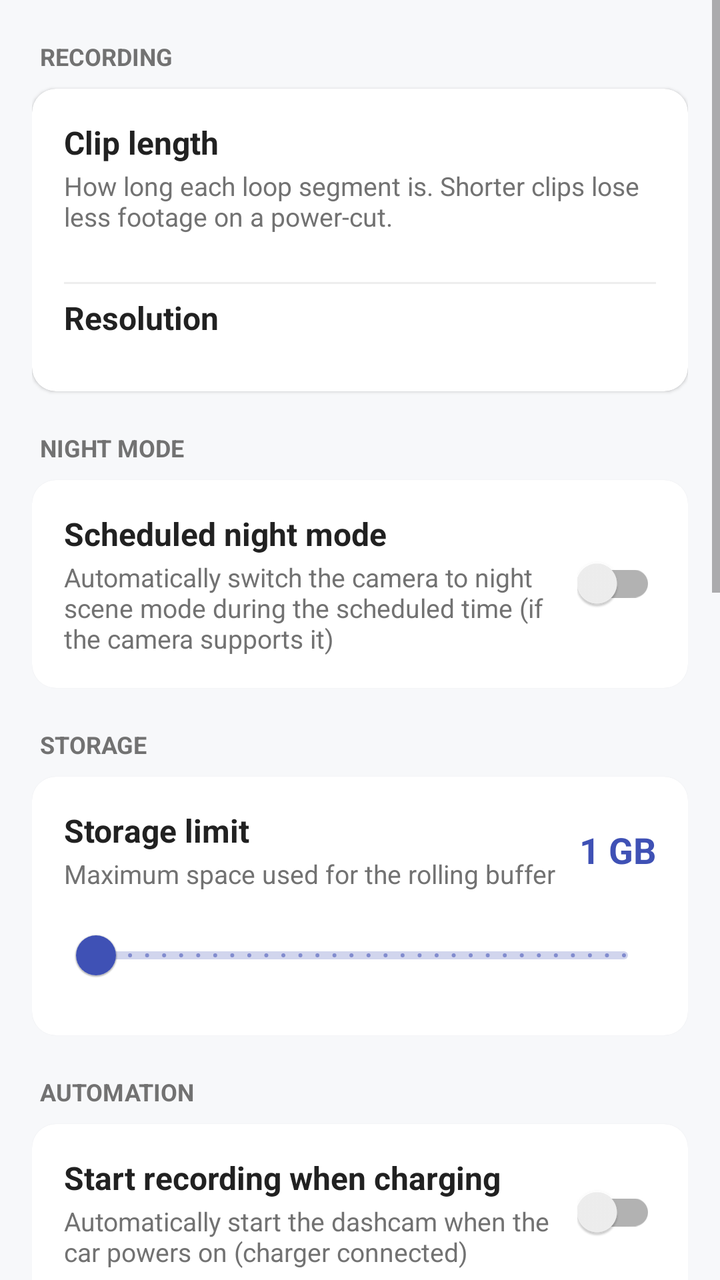
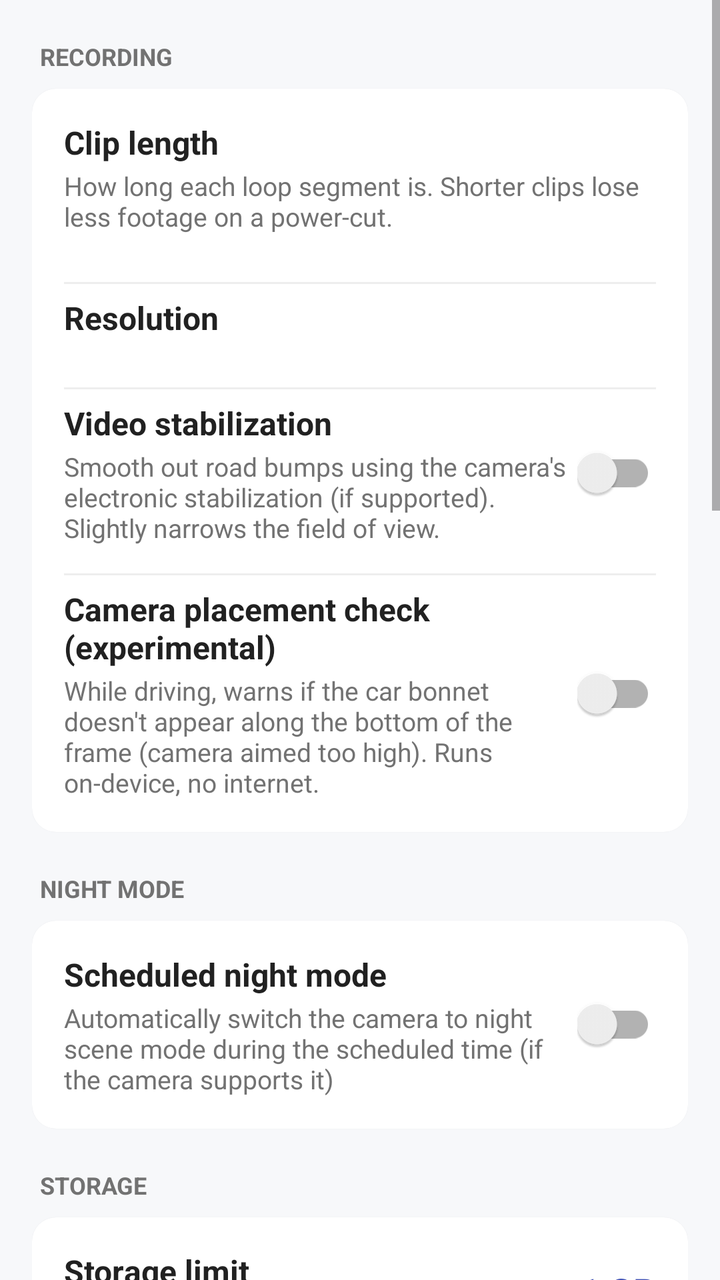

Compare the two renders of this Android layout. The source of the first and the diff that turns it into the second are given below.
<!-- AndroidManifest.xml: application theme AppTheme -->
<!-- res/layout/activity_settings.xml -->
<?xml version="1.0" encoding="utf-8"?>
<ScrollView xmlns:android="http://schemas.android.com/apk/res/android"
    xmlns:app="http://schemas.android.com/apk/res-auto"
    android:layout_width="match_parent"
    android:layout_height="match_parent"
    android:background="@color/colorWindowBg"
    android:fillViewport="true">

    <LinearLayout
        android:layout_width="match_parent"
        android:layout_height="wrap_content"
        android:orientation="vertical"
        android:paddingLeft="16dp"
        android:paddingRight="16dp"
        android:paddingBottom="24dp">

        
        <TextView
            style="@style/SettingsSectionHeader"
            android:text="Recording" />

        <androidx.cardview.widget.CardView style="@style/SettingsCard">

            <LinearLayout
                android:layout_width="match_parent"
                android:layout_height="wrap_content"
                android:orientation="vertical"
                android:padding="16dp">

                <TextView
                    style="@style/SettingsItemTitle"
                    android:text="Clip length" />

                <TextView
                    style="@style/SettingsItemSubtitle"
                    android:text="How long each loop segment is. Shorter clips lose less footage on a power-cut." />

                <LinearLayout
                    android:id="@+id/group_clip"
                    android:layout_width="match_parent"
                    android:layout_height="wrap_content"
                    android:layout_marginTop="10dp"
                    android:orientation="horizontal" />

                <View style="@style/SettingsDivider" />

                <TextView
                    style="@style/SettingsItemTitle"
                    android:text="Resolution" />

                <LinearLayout
                    android:id="@+id/group_res"
                    android:layout_width="match_parent"
                    android:layout_height="wrap_content"
                    android:layout_marginTop="10dp"
                    android:orientation="horizontal" />
            </LinearLayout>
        </androidx.cardview.widget.CardView>

        
        <TextView
            style="@style/SettingsSectionHeader"
            android:text="Night mode" />

        <androidx.cardview.widget.CardView style="@style/SettingsCard">

            <LinearLayout
                android:layout_width="match_parent"
                android:layout_height="wrap_content"
                android:orientation="vertical"
                android:padding="16dp">

                <LinearLayout
                    android:layout_width="match_parent"
                    android:layout_height="wrap_content"
                    android:orientation="horizontal">

                    <LinearLayout
                        android:layout_width="0dp"
                        android:layout_height="wrap_content"
                        android:layout_weight="1"
                        android:orientation="vertical">

                        <TextView
                            style="@style/SettingsItemTitle"
                            android:text="Scheduled night mode" />

                        <TextView
                            style="@style/SettingsItemSubtitle"
                            android:text="Automatically switch the camera to night scene mode during the scheduled time (if the camera supports it)" />
                    </LinearLayout>

                    <com.google.android.material.switchmaterial.SwitchMaterial
                        android:id="@+id/switch_night"
                        android:layout_width="wrap_content"
                        android:layout_height="wrap_content"
                        android:layout_gravity="center_vertical" />
                </LinearLayout>

                
                <LinearLayout
                    android:id="@+id/night_schedule_panel"
                    android:layout_width="match_parent"
                    android:layout_height="wrap_content"
                    android:orientation="vertical"
                    android:visibility="gone">

                    <View style="@style/SettingsDivider" />

                    <LinearLayout
                        android:layout_width="match_parent"
                        android:layout_height="wrap_content"
                        android:layout_marginTop="4dp"
                        android:gravity="center_vertical"
                        android:orientation="horizontal">

                        <TextView
                            android:id="@+id/night_start_chip"
                            android:layout_width="0dp"
                            android:layout_height="wrap_content"
                            android:layout_weight="1"
                            android:clickable="true"
                            android:focusable="true"
                            android:gravity="center"
                            android:paddingTop="10dp"
                            android:paddingBottom="10dp"
                            android:text="6:00 PM"
                            android:textSize="16sp" />

                        <TextView
                            android:layout_width="wrap_content"
                            android:layout_height="wrap_content"
                            android:layout_marginStart="8dp"
                            android:layout_marginEnd="8dp"
                            android:text="\u2192"
                            android:textColor="@color/colorTextSecondary"
                            android:textSize="20sp" />

                        <TextView
                            android:id="@+id/night_end_chip"
                            android:layout_width="0dp"
                            android:layout_height="wrap_content"
                            android:layout_weight="1"
                            android:clickable="true"
                            android:focusable="true"
                            android:gravity="center"
                            android:paddingTop="10dp"
                            android:paddingBottom="10dp"
                            android:text="6:00 AM"
                            android:textSize="16sp" />
                    </LinearLayout>

                    <TimePicker
                        android:id="@+id/night_time_picker"
                        android:layout_width="wrap_content"
                        android:layout_height="wrap_content"
                        android:layout_gravity="center_horizontal"
                        android:layout_marginTop="8dp"
                        android:timePickerMode="spinner"
                        android:visibility="gone" />
                </LinearLayout>
            </LinearLayout>
        </androidx.cardview.widget.CardView>

        
        <TextView
            style="@style/SettingsSectionHeader"
            android:text="Storage" />

        <androidx.cardview.widget.CardView style="@style/SettingsCard">

            <LinearLayout
                android:layout_width="match_parent"
                android:layout_height="wrap_content"
                android:orientation="vertical"
                android:padding="16dp">

                <LinearLayout
                    android:layout_width="match_parent"
                    android:layout_height="wrap_content"
                    android:orientation="horizontal">

                    <LinearLayout
                        android:layout_width="0dp"
                        android:layout_height="wrap_content"
                        android:layout_weight="1"
                        android:orientation="vertical">

                        <TextView
                            style="@style/SettingsItemTitle"
                            android:text="Storage limit" />

                        <TextView
                            android:id="@+id/storage_free"
                            style="@style/SettingsItemSubtitle"
                            android:text="Maximum space used for the rolling buffer" />
                    </LinearLayout>

                    <TextView
                        android:id="@+id/storage_value"
                        android:layout_width="wrap_content"
                        android:layout_height="wrap_content"
                        android:layout_gravity="center_vertical"
                        android:text="1 GB"
                        android:textColor="@color/colorPrimary"
                        android:textSize="18sp"
                        android:textStyle="bold" />
                </LinearLayout>

                <com.google.android.material.slider.Slider
                    android:id="@+id/storage_slider"
                    android:layout_width="match_parent"
                    android:layout_height="wrap_content"
                    android:layout_marginTop="8dp"
                    android:stepSize="1"
                    android:valueFrom="1"
                    android:valueTo="32" />
            </LinearLayout>
        </androidx.cardview.widget.CardView>

        
        <TextView
            style="@style/SettingsSectionHeader"
            android:text="Automation" />

        <androidx.cardview.widget.CardView style="@style/SettingsCard">

            <LinearLayout
                android:layout_width="match_parent"
                android:layout_height="wrap_content"
                android:orientation="vertical"
                android:padding="16dp">

                <LinearLayout
                    android:layout_width="match_parent"
                    android:layout_height="wrap_content"
                    android:orientation="horizontal">

                    <LinearLayout
                        android:layout_width="0dp"
                        android:layout_height="wrap_content"
                        android:layout_weight="1"
                        android:orientation="vertical">

                        <TextView
                            style="@style/SettingsItemTitle"
                            android:text="Start recording when charging" />

                        <TextView
                            style="@style/SettingsItemSubtitle"
                            android:text="Automatically start the dashcam when the car powers on (charger connected)" />
                    </LinearLayout>

                    <com.google.android.material.switchmaterial.SwitchMaterial
                        android:id="@+id/switch_autostart"
                        android:layout_width="wrap_content"
                        android:layout_height="wrap_content"
                        android:layout_gravity="center_vertical" />
                </LinearLayout>

                <View style="@style/SettingsDivider" />

                <LinearLayout
                    android:layout_width="match_parent"
                    android:layout_height="wrap_content"
                    android:orientation="horizontal">

                    <LinearLayout
                        android:layout_width="0dp"
                        android:layout_height="wrap_content"
                        android:layout_weight="1"
                        android:orientation="vertical">

                        <TextView
                            style="@style/SettingsItemTitle"
                            android:text="Stop recording when unplugged" />

                        <TextView
                            style="@style/SettingsItemSubtitle"
                            android:text="Automatically stop the dashcam when the car powers off (charger disconnected)" />
                    </LinearLayout>

                    <com.google.android.material.switchmaterial.SwitchMaterial
                        android:id="@+id/switch_autostop"
                        android:layout_width="wrap_content"
                        android:layout_height="wrap_content"
                        android:layout_gravity="center_vertical" />
                </LinearLayout>
            </LinearLayout>
        </androidx.cardview.widget.CardView>

        
        <TextView
            style="@style/SettingsSectionHeader"
            android:text="Safety" />

        <androidx.cardview.widget.CardView style="@style/SettingsCard">

            <LinearLayout
                android:layout_width="match_parent"
                android:layout_height="wrap_content"
                android:orientation="vertical"
                android:padding="16dp">

                <LinearLayout
                    android:layout_width="match_parent"
                    android:layout_height="wrap_content"
                    android:orientation="horizontal">

                    <LinearLayout
                        android:layout_width="0dp"
                        android:layout_height="wrap_content"
                        android:layout_weight="1"
                        android:orientation="vertical">

                        <TextView
                            style="@style/SettingsItemTitle"
                            android:text="Overheating alert" />

                        <TextView
                            style="@style/SettingsItemSubtitle"
                            android:text="Warn me when the battery gets too hot" />
                    </LinearLayout>

                    <com.google.android.material.switchmaterial.SwitchMaterial
                        android:id="@+id/switch_overheat"
                        android:layout_width="wrap_content"
                        android:layout_height="wrap_content"
                        android:layout_gravity="center_vertical" />
                </LinearLayout>

                <LinearLayout
                    android:id="@+id/group_overheat"
                    android:layout_width="match_parent"
                    android:layout_height="wrap_content"
                    android:layout_marginTop="10dp"
                    android:orientation="horizontal" />

                <View style="@style/SettingsDivider" />

                <LinearLayout
                    android:layout_width="match_parent"
                    android:layout_height="wrap_content"
                    android:orientation="horizontal">

                    <LinearLayout
                        android:layout_width="0dp"
                        android:layout_height="wrap_content"
                        android:layout_weight="1"
                        android:orientation="vertical">

                        <TextView
                            style="@style/SettingsItemTitle"
                            android:text="Auto shutdown on low battery" />

                        <TextView
                            style="@style/SettingsItemSubtitle"
                            android:text="Safely stop and quit when the battery is low and not charging" />
                    </LinearLayout>

                    <com.google.android.material.switchmaterial.SwitchMaterial
                        android:id="@+id/switch_lowbatt"
                        android:layout_width="wrap_content"
                        android:layout_height="wrap_content"
                        android:layout_gravity="center_vertical" />
                </LinearLayout>

                <LinearLayout
                    android:id="@+id/group_lowbatt"
                    android:layout_width="match_parent"
                    android:layout_height="wrap_content"
                    android:layout_marginTop="10dp"
                    android:orientation="horizontal" />
            </LinearLayout>
        </androidx.cardview.widget.CardView>

        
        <TextView
            style="@style/SettingsSectionHeader"
            android:text="General" />

        <androidx.cardview.widget.CardView style="@style/SettingsCard">

            <LinearLayout
                android:layout_width="match_parent"
                android:layout_height="wrap_content"
                android:orientation="vertical"
                android:padding="16dp">

                <LinearLayout
                    android:layout_width="match_parent"
                    android:layout_height="wrap_content"
                    android:orientation="horizontal">

                    <LinearLayout
                        android:layout_width="0dp"
                        android:layout_height="wrap_content"
                        android:layout_weight="1"
                        android:orientation="vertical">

                        <TextView
                            style="@style/SettingsItemTitle"
                            android:text="Silent" />

                        <TextView
                            style="@style/SettingsItemSubtitle"
                            android:text="Mute system sound while recording" />
                    </LinearLayout>

                    <com.google.android.material.switchmaterial.SwitchMaterial
                        android:id="@+id/switch_silent"
                        android:layout_width="wrap_content"
                        android:layout_height="wrap_content"
                        android:layout_gravity="center_vertical" />
                </LinearLayout>

                <View style="@style/SettingsDivider" />

                <LinearLayout
                    android:layout_width="match_parent"
                    android:layout_height="wrap_content"
                    android:orientation="horizontal">

                    <LinearLayout
                        android:layout_width="0dp"
                        android:layout_height="wrap_content"
                        android:layout_weight="1"
                        android:orientation="vertical">

                        <TextView
                            style="@style/SettingsItemTitle"
                            android:text="Start Maps in background" />

                        <TextView
                            style="@style/SettingsItemSubtitle"
                            android:text="Launch Google Maps navigation when the app starts" />
                    </LinearLayout>

                    <com.google.android.material.switchmaterial.SwitchMaterial
                        android:id="@+id/switch_maps"
                        android:layout_width="wrap_content"
                        android:layout_height="wrap_content"
                        android:layout_gravity="center_vertical" />
                </LinearLayout>

                <View style="@style/SettingsDivider" />

                <LinearLayout
                    android:layout_width="match_parent"
                    android:layout_height="wrap_content"
                    android:orientation="vertical">

                    <TextView
                        style="@style/SettingsItemTitle"
                        android:text="Add “Start Recording” to home screen" />

                    <TextView
                        style="@style/SettingsItemSubtitle"
                        android:text="Places a shortcut on your launcher that starts recording instantly. Remove it from the home screen when no longer needed." />
                </LinearLayout>

                <TextView
                    android:id="@+id/btn_add_shortcut"
                    android:layout_width="match_parent"
                    android:layout_height="48dp"
                    android:layout_marginTop="10dp"
                    android:background="@drawable/bg_storage_card"
                    android:clickable="true"
                    android:focusable="true"
                    android:gravity="center"
                    android:text="Add to home screen"
                    android:textColor="@color/colorAction"
                    android:textSize="15sp"
                    android:textStyle="bold" />

                <View style="@style/SettingsDivider" />

                <TextView
                    android:id="@+id/btn_delete_all"
                    android:layout_width="match_parent"
                    android:layout_height="48dp"
                    android:background="@drawable/bg_delete_button"
                    android:clickable="true"
                    android:focusable="true"
                    android:gravity="center"
                    android:text="Delete all recordings"
                    android:textColor="#FFD32F2F"
                    android:textSize="15sp"
                    android:textStyle="bold" />
            </LinearLayout>
        </androidx.cardview.widget.CardView>

    </LinearLayout>
</ScrollView>
<!-- resources referenced by this layout -->
<resources>
  <color name="colorAction">#3F51B5</color>
  <color name="colorPrimary">#3F51B5</color>
  <color name="colorTextSecondary">#727272</color>
  <color name="colorWindowBg">#FFF7F8FA</color>
  <!-- drawable bg_delete_button (drawable) -->
  <?xml version="1.0" encoding="utf-8"?>
  <shape xmlns:android="http://schemas.android.com/apk/res/android"
      android:shape="rectangle">
      <solid android:color="#FFFDECEC" />
      <stroke
          android:width="1dp"
          android:color="#FFD32F2F" />
      <corners android:radius="10dp" />
  </shape>
  <!-- drawable bg_storage_card (drawable) -->
  <?xml version="1.0" encoding="utf-8"?>
  <shape xmlns:android="http://schemas.android.com/apk/res/android"
      android:shape="rectangle">
      <solid android:color="@color/colorCardAlt" />
      <corners android:radius="12dp" />
  </shape>
  <style name="SettingsCard">
          <item name="android:layout_width">match_parent</item>
          <item name="android:layout_height">wrap_content</item>
          <item name="cardCornerRadius">12dp</item>
          <item name="cardElevation">1dp</item>
          <item name="cardBackgroundColor">@color/colorCard</item>
      </style>
  <style name="SettingsDivider">
          <item name="android:layout_width">match_parent</item>
          <item name="android:layout_height">1dp</item>
          <item name="android:layout_marginTop">14dp</item>
          <item name="android:layout_marginBottom">6dp</item>
          <item name="android:background">@color/colorDivider</item>
      </style>
  <style name="SettingsItemSubtitle">
          <item name="android:layout_width">match_parent</item>
          <item name="android:layout_height">wrap_content</item>
          <item name="android:layout_marginTop">2dp</item>
          <item name="android:textSize">13sp</item>
          <item name="android:textColor">@color/colorTextSecondary</item>
      </style>
  <style name="SettingsItemTitle">
          <item name="android:layout_width">match_parent</item>
          <item name="android:layout_height">wrap_content</item>
          <item name="android:textSize">16sp</item>
          <item name="android:textStyle">bold</item>
          <item name="android:textColor">@color/colorTextPrimary</item>
      </style>
  <style name="SettingsSectionHeader">
          <item name="android:layout_width">match_parent</item>
          <item name="android:layout_height">wrap_content</item>
          <item name="android:layout_marginTop">20dp</item>
          <item name="android:layout_marginBottom">8dp</item>
          <item name="android:layout_marginStart">4dp</item>
          <item name="android:textAllCaps">true</item>
          <item name="android:textStyle">bold</item>
          <item name="android:textSize">12sp</item>
          <item name="android:textColor">@color/colorTextSecondary</item>
      </style>
  <style name="AppTheme" parent="Theme.MaterialComponents.DayNight.DarkActionBar.Bridge">
          
          <item name="colorPrimary">@color/colorPrimary</item>
          <item name="colorPrimaryDark">@color/colorPrimaryDark</item>
          <item name="colorAccent">@color/colorAccent</item>
          <item name="preferenceTheme">@style/PreferenceThemeOverlay</item>
          <item name="android:windowBackground">@color/colorWindowBg</item>
      </style>
  <color name="colorCardAlt">#FFF5F6F8</color>
  <color name="colorCard">#FFFFFFFF</color>
  <color name="colorDivider">#FFEEEEEE</color>
  <color name="colorTextPrimary">#212121</color>
  <color name="colorPrimaryDark">#303F9F</color>
  <color name="colorAccent">#FF4081</color>
</resources>

<!-- the commit's change to res/layout/activity_settings.xml (unified diff, before → after) -->
@@ -54,6 +54,64 @@
                     android:layout_height="wrap_content"
                     android:layout_marginTop="10dp"
                     android:orientation="horizontal" />
+
+                <View style="@style/SettingsDivider" />
+
+                <LinearLayout
+                    android:layout_width="match_parent"
+                    android:layout_height="wrap_content"
+                    android:orientation="horizontal">
+
+                    <LinearLayout
+                        android:layout_width="0dp"
+                        android:layout_height="wrap_content"
+                        android:layout_weight="1"
+                        android:orientation="vertical">
+
+                        <TextView
+                            style="@style/SettingsItemTitle"
+                            android:text="Video stabilization" />
+
+                        <TextView
+                            style="@style/SettingsItemSubtitle"
+                            android:text="Smooth out road bumps using the camera's electronic stabilization (if supported). Slightly narrows the field of view." />
+                    </LinearLayout>
+
+                    <com.google.android.material.switchmaterial.SwitchMaterial
+                        android:id="@+id/switch_stabilization"
+                        android:layout_width="wrap_content"
+                        android:layout_height="wrap_content"
+                        android:layout_gravity="center_vertical" />
+                </LinearLayout>
+
+                <View style="@style/SettingsDivider" />
+
+                <LinearLayout
+                    android:layout_width="match_parent"
+                    android:layout_height="wrap_content"
+                    android:orientation="horizontal">
+
+                    <LinearLayout
+                        android:layout_width="0dp"
+                        android:layout_height="wrap_content"
+                        android:layout_weight="1"
+                        android:orientation="vertical">
+
+                        <TextView
+                            style="@style/SettingsItemTitle"
+                            android:text="Camera placement check (experimental)" />
+
+                        <TextView
+                            style="@style/SettingsItemSubtitle"
+                            android:text="While driving, warns if the car bonnet doesn't appear along the bottom of the frame (camera aimed too high). Runs on-device, no internet." />
+                    </LinearLayout>
+
+                    <com.google.android.material.switchmaterial.SwitchMaterial
+                        android:id="@+id/switch_mount_check"
+                        android:layout_width="wrap_content"
+                        android:layout_height="wrap_content"
+                        android:layout_gravity="center_vertical" />
+                </LinearLayout>
             </LinearLayout>
         </androidx.cardview.widget.CardView>
 
